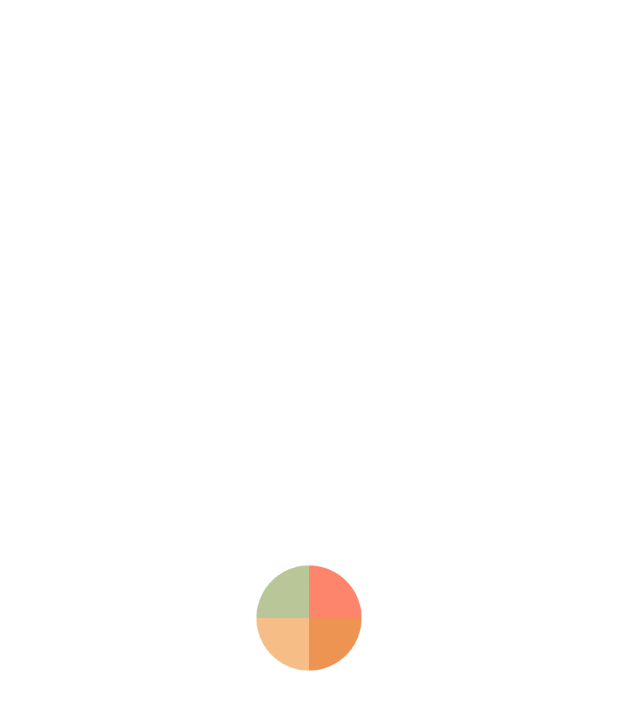
After one commit to MikaOlala/toigether-anddroid-app, an Android app: the layout dialog_loading.xml on its own in the app's theme, with its tools: preview values and no code run, on a phone screen of 412 x 824 dp. The commit adds this screen. Shown: the top 710 px of the screen. Run offline under Robolectric (Android 15) with nearby library versions, the phone set to English and light mode, and no system bars.

Commit message:
made main page recyclers clickable, added loading animation

```diff
--- a/app/build.gradle
+++ b/app/build.gradle
@@ -45,6 +45,7 @@ dependencies {
     implementation 'com.shuhart.stepview:stepview:1.5.1'
     implementation 'com.google.firebase:firebase-firestore:24.1.1'
     implementation 'com.squareup.picasso:picasso:2.71828'
+    implementation 'pl.droidsonroids.gif:android-gif-drawable:1.2.17'
 
 
     testImplementation 'junit:junit:4.13.2'
--- a/app/src/main/java/com/example/toigether/FirebaseData.java
+++ b/app/src/main/java/com/example/toigether/FirebaseData.java
@@ -1,5 +1,6 @@
 package com.example.toigether;
 
+import android.app.Dialog;
 import android.text.SpannableString;
 import android.text.style.UnderlineSpan;
 import android.util.Log;
@@ -7,6 +8,7 @@ import android.view.Gravity;
 import android.view.LayoutInflater;
 import android.view.View;
 import android.view.ViewGroup;
+import android.view.Window;
 import android.widget.TextView;
 import android.widget.Toast;
 
@@ -81,7 +83,8 @@ public class FirebaseData {
         ArrayList<String> categories = new ArrayList<>();
         categories.add(category);
 
-        db.collection("organizations").orderBy("rating", Query.Direction.DESCENDING).whereArrayContainsAny("categories", categories)
+        db.collection("organizations")
+                .whereArrayContainsAny("categories", categories)
                 .get().addOnCompleteListener(new OnCompleteListener<QuerySnapshot>() {
             @Override
             public void onComplete(@NonNull Task<QuerySnapshot> task) {
@@ -130,4 +133,5 @@ public class FirebaseData {
         content.setSpan(new UnderlineSpan(), 0, content.length(), 0);
         text.setText(content);
     }
+
 }
--- /dev/null
+++ b/app/src/main/res/layout/dialog_loading.xml
@@ -0,0 +1,13 @@
+<?xml version="1.0" encoding="utf-8"?>
+<RelativeLayout xmlns:android="http://schemas.android.com/apk/res/android"
+    android:layout_width="match_parent"
+    android:layout_height="match_parent"
+    android:gravity="center">
+
+    <pl.droidsonroids.gif.GifImageView
+        android:layout_width="100sp"
+        android:layout_height="100sp"
+        android:src="@drawable/loading_wedges"
+        />
+
+</RelativeLayout>
--- a/app/src/main/res/layout/fragment_result_list.xml
+++ b/app/src/main/res/layout/fragment_result_list.xml
@@ -8,6 +8,7 @@
     android:padding="18sp">
 
     <TextView
+        android:id="@+id/resultHeader"
         style="@style/highlighted_thin"
         android:layout_width="271sp"
         android:text="@string/generation_results_header"
--- a/app/src/main/res/layout/fragment_tab_layout.xml
+++ b/app/src/main/res/layout/fragment_tab_layout.xml
@@ -63,7 +63,7 @@
                 app:sv_doneStepMarkColor="@color/white"
 
                 app:sv_selectedCircleColor="@color/orange"
-                app:sv_nextStepCircleColor="@color/gray_step"
+                app:sv_nextStepCircleColor="@color/light_gray"
                 app:sv_doneCircleColor="@color/orange"
 
                 app:sv_doneCircleRadius="24sp"
@@ -74,8 +74,7 @@
                 app:sv_stepsNumber="6"
                 app:sv_nextStepCircleEnabled="true"
                 app:sv_typeface="@font/montserrat_medium"
-                app:sv_textSize="15sp"
-                />
+                app:sv_textSize="15sp" />
 
         </LinearLayout>
     </HorizontalScrollView>
```
Also changed, not shown: app/src/main/java/com/example/toigether/generation/ResultListFragment.java (+27 -5 lines), app/src/main/java/com/example/toigether/ui/FavouriteFragment.java (+15 -1 lines), app/src/main/java/com/example/toigether/ui/HomeFragment.java (+35 -7 lines), app/src/main/res/drawable/loading_spinner.gif (added), app/src/main/res/drawable/loading_wedges.gif (added).
